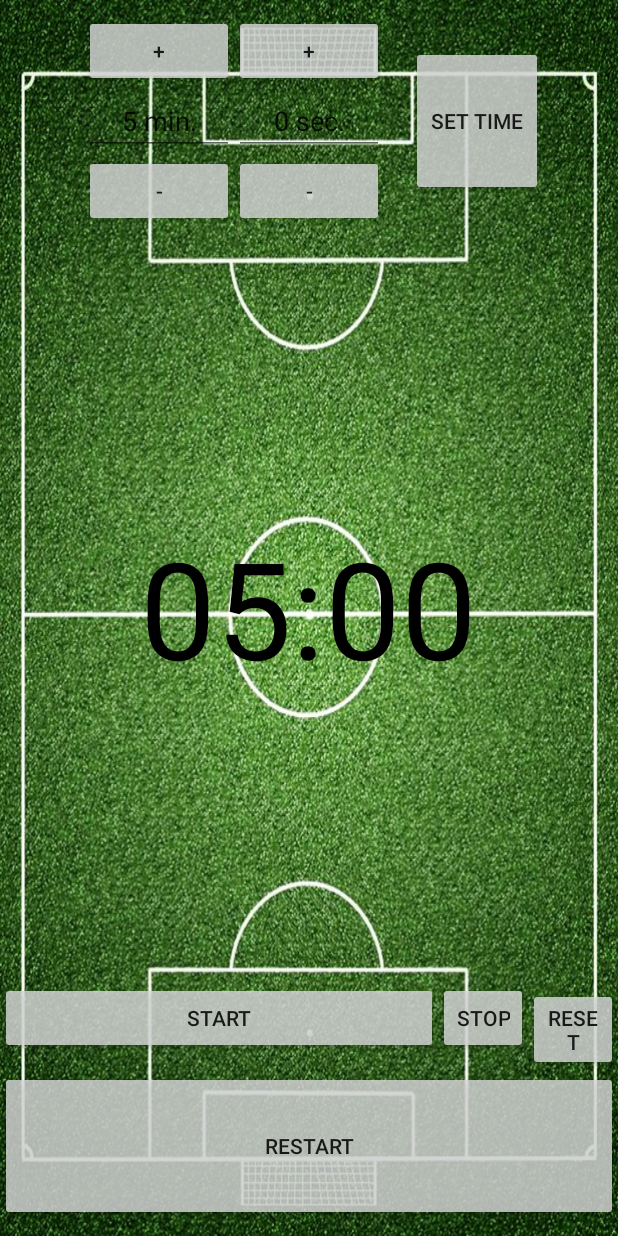
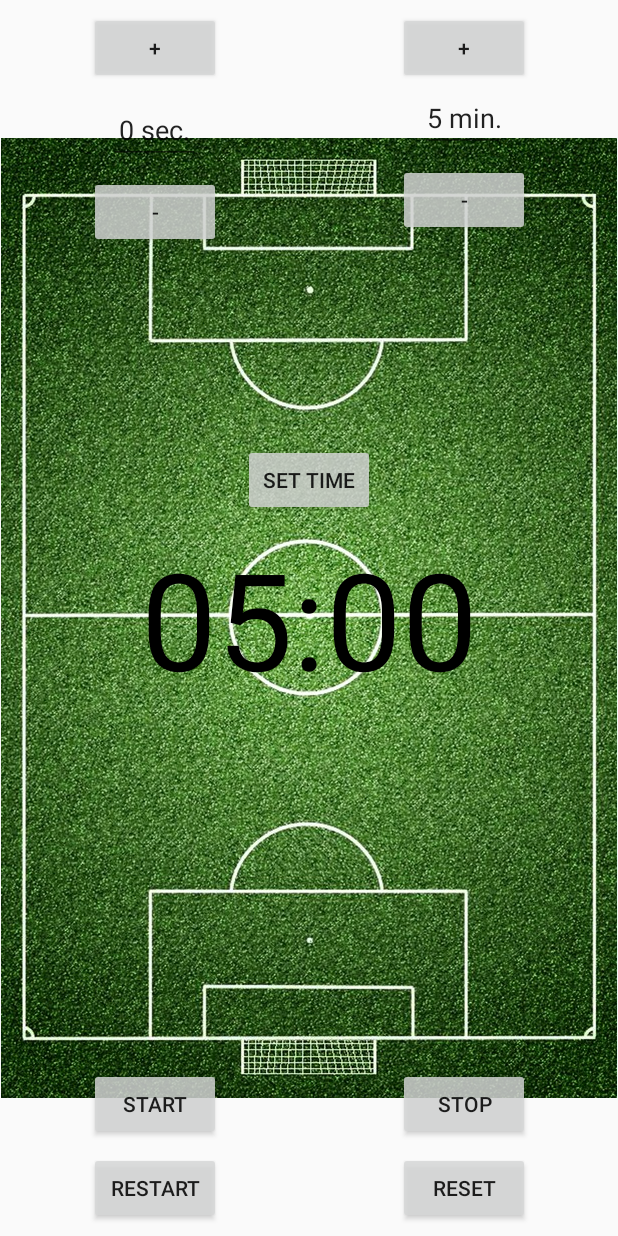
Before and after one commit to Frasprite/TimerCalcetto, an Android app: the screen it shows after launch (CalcettoTimerActivity), on a phone screen of 412 x 824 dp. Run offline under Robolectric (Android 15) with nearby library versions, the phone set to English and light mode, and no system bars.

Commit message:
Improved main UI xml components

```diff
--- a/app/src/main/res/layout/backup_main.xml
+++ /dev/null
@@ -1,152 +0,0 @@
-<?xml version="1.0" encoding="utf-8"?>
-<RelativeLayout xmlns:android="http://schemas.android.com/apk/res/android"
-    android:layout_width="match_parent"
-    android:layout_height="match_parent"
-    android:background="@drawable/campo" >
-
-    <Button
-        android:id="@+id/stopButton"
-        android:layout_width="60dp"
-        android:layout_height="wrap_content"
-        android:layout_above="@+id/restartButton"
-        android:layout_marginBottom="10dp"
-        android:layout_toLeftOf="@+id/reset_button"
-        android:text="@string/stop" />
-
-    <Button
-        android:id="@+id/restartButton"
-        android:layout_width="match_parent"
-        android:layout_height="100dp"
-        android:layout_alignParentBottom="true"
-        android:layout_centerHorizontal="true"
-        android:layout_marginBottom="10dp"
-        android:text="@string/restart" />
-
-    <Button
-        android:id="@+id/reset_button"
-        android:layout_width="60dp"
-        android:layout_height="wrap_content"
-        android:layout_alignRight="@+id/restartButton"
-        android:layout_marginBottom="10dp"
-        android:layout_above="@+id/restartButton"
-        android:text="@string/reset" />
-
-    <Button
-        android:id="@+id/start_button"
-        android:layout_width="wrap_content"
-        android:layout_height="wrap_content"
-        android:layout_alignLeft="@+id/restartButton"
-        android:layout_above="@+id/restartButton"
-        android:layout_marginBottom="10dp"
-        android:layout_toLeftOf="@+id/stopButton"
-        android:text="@string/start" />
-
-    <RelativeLayout
-        android:id="@+id/RelativeLayoutSceltaTempo"
-        android:layout_width="match_parent"
-        android:layout_height="wrap_content"
-        android:layout_alignParentLeft="true"
-        android:layout_alignParentTop="true"
-        android:layout_marginTop="10dp" >
-
-        <RelativeLayout
-            android:id="@+id/RelativeLayoutSceltaMinuti"
-            android:layout_width="100dp"
-            android:layout_height="wrap_content"
-            android:gravity="center_horizontal" >
-
-            <Button
-                android:id="@+id/piuButtonMin"
-                android:layout_width="match_parent"
-                android:layout_height="wrap_content"
-                android:text="@string/plus" />
-
-            <EditText
-                android:id="@+id/editTextMin"
-                android:layout_width="match_parent"
-                android:layout_height="wrap_content"
-                android:layout_below="@+id/piuButtonMin"
-                android:layout_centerHorizontal="true"
-                android:clickable="false"
-                android:cursorVisible="false"
-                android:focusable="false"
-                android:focusableInTouchMode="false"
-                android:gravity="center"
-                android:inputType="none|number" />
-
-            <Button
-                android:id="@+id/menoButtonMin"
-                android:layout_width="match_parent"
-                android:layout_height="wrap_content"
-                android:layout_below="@+id/editTextMin"
-                android:text="@string/minus" />
-        </RelativeLayout>
-
-        <RelativeLayout
-            android:id="@+id/RelativeLayoutSceltaSecondi"
-            android:layout_width="100dp"
-            android:layout_height="wrap_content"
-            android:layout_alignParentTop="true"
-            android:layout_centerHorizontal="true"
-            android:gravity="center_horizontal" >
-
-            <Button
-                android:id="@+id/piuButtonSec"
-                android:layout_width="match_parent"
-                android:layout_height="wrap_content"
-                android:text="@string/plus" />
-
-            <EditText
-                android:id="@+id/editTextSec"
-                android:layout_width="match_parent"
-                android:layout_height="wrap_content"
-                android:layout_below="@+id/piuButtonSec"
-                android:layout_centerHorizontal="true"
-                android:clickable="false"
-                android:cursorVisible="false"
-                android:focusable="false"
-                android:focusableInTouchMode="false"
-                android:gravity="center"
-                android:inputType="none|number" />
-
-            <Button
-                android:id="@+id/menoButtonSec"
-                android:layout_width="match_parent"
-                android:layout_height="wrap_content"
-                android:layout_below="@+id/editTextSec"
-                android:text="@string/minus" />
-        </RelativeLayout>
-
-        <Button
-            android:id="@+id/set_time_button"
-            android:layout_width="wrap_content"
-            android:layout_height="100dp"
-            android:layout_centerVertical="true"
-            android:layout_marginLeft="18dp"
-            android:layout_toRightOf="@+id/RelativeLayoutSceltaSecondi"
-            android:text="@string/set_time" />
-
-    </RelativeLayout>
-
-    <RelativeLayout
-        android:id="@+id/relativeLayout1"
-        android:layout_width="match_parent"
-        android:layout_height="match_parent"
-        android:layout_above="@+id/reset_button"
-        android:layout_alignParentLeft="true"
-        android:layout_below="@+id/RelativeLayoutSceltaTempo" >
-
-        <TextView
-            android:id="@+id/cronometroTextView"
-            android:layout_width="wrap_content"
-            android:layout_height="wrap_content"
-            android:layout_centerHorizontal="true"
-            android:layout_centerVertical="true"
-            android:text="@string/timer_zero"
-            android:textAppearance="?android:attr/textAppearanceLarge"
-            android:textColor="#FF000000"
-            android:textSize="90dp" />
-
-    </RelativeLayout>
-
-</RelativeLayout>
--- /dev/null
+++ b/app/src/main/res/layout/content_main.xml
@@ -0,0 +1,200 @@
+<?xml version="1.0" encoding="utf-8"?>
+<android.support.constraint.ConstraintLayout xmlns:android="http://schemas.android.com/apk/res/android"
+    xmlns:app="http://schemas.android.com/apk/res-auto"
+    android:layout_width="match_parent"
+    android:layout_height="match_parent"
+    android:keepScreenOn="true">
+
+    <Button
+        android:id="@+id/restartButton"
+        android:layout_width="wrap_content"
+        android:layout_height="wrap_content"
+        android:layout_marginStart="8dp"
+        android:layout_marginLeft="8dp"
+        android:layout_marginEnd="8dp"
+        android:layout_marginRight="8dp"
+        android:layout_marginBottom="8dp"
+        android:text="@string/restart"
+        app:layout_constraintBottom_toBottomOf="parent"
+        app:layout_constraintEnd_toStartOf="@+id/guideline"
+        app:layout_constraintStart_toStartOf="parent" />
+
+
+    <Button
+        android:id="@+id/piuButtonMin"
+        android:layout_width="wrap_content"
+        android:layout_height="wrap_content"
+        android:layout_marginStart="8dp"
+        android:layout_marginLeft="8dp"
+        android:layout_marginTop="8dp"
+        android:layout_marginEnd="8dp"
+        android:layout_marginRight="8dp"
+        android:text="@string/plus"
+        app:layout_constraintEnd_toEndOf="parent"
+        app:layout_constraintStart_toStartOf="@+id/guideline"
+        app:layout_constraintTop_toTopOf="parent" />
+
+    <EditText
+        android:id="@+id/editTextMin"
+        android:layout_width="wrap_content"
+        android:layout_height="wrap_content"
+        android:layout_marginStart="8dp"
+        android:layout_marginLeft="8dp"
+        android:layout_marginEnd="8dp"
+        android:layout_marginRight="8dp"
+        android:clickable="false"
+        android:cursorVisible="false"
+        android:focusable="false"
+        android:focusableInTouchMode="false"
+        android:gravity="center"
+        android:hint="@string/minutes_sample"
+        android:inputType="none|number"
+        app:layout_constraintEnd_toEndOf="parent"
+        app:layout_constraintStart_toStartOf="@+id/guideline"
+        app:layout_constraintTop_toBottomOf="@+id/piuButtonMin" />
+
+    <Button
+        android:id="@+id/menoButtonMin"
+        android:layout_width="wrap_content"
+        android:layout_height="wrap_content"
+        android:layout_marginStart="8dp"
+        android:layout_marginLeft="8dp"
+        android:layout_marginTop="8dp"
+        android:layout_marginEnd="8dp"
+        android:layout_marginRight="8dp"
+        android:text="@string/minus"
+        app:layout_constraintEnd_toEndOf="parent"
+        app:layout_constraintStart_toStartOf="@+id/guideline"
+        app:layout_constraintTop_toBottomOf="@+id/editTextMin" />
+
+
+    <Button
+        android:id="@+id/piuButtonSec"
+        android:layout_width="wrap_content"
+        android:layout_height="wrap_content"
+        android:layout_marginStart="8dp"
+        android:layout_marginLeft="8dp"
+        android:layout_marginTop="8dp"
+        android:layout_marginEnd="8dp"
+        android:layout_marginRight="8dp"
+        android:text="@string/plus"
+        app:layout_constraintEnd_toStartOf="@+id/guideline"
+        app:layout_constraintStart_toStartOf="parent"
+        app:layout_constraintTop_toTopOf="parent" />
+
+    <EditText
+        android:id="@+id/editTextSec"
+        android:layout_width="wrap_content"
+        android:layout_height="wrap_content"
+        android:layout_marginStart="8dp"
+        android:layout_marginLeft="8dp"
+        android:layout_marginTop="8dp"
+        android:layout_marginEnd="8dp"
+        android:layout_marginRight="8dp"
+        android:clickable="false"
+        android:cursorVisible="false"
+        android:focusable="false"
+        android:focusableInTouchMode="false"
+        android:gravity="center"
+        android:hint="@string/seconds_sample"
+        android:inputType="none|number"
+        app:layout_constraintEnd_toStartOf="@+id/guideline"
+        app:layout_constraintStart_toStartOf="parent"
+        app:layout_constraintTop_toBottomOf="@+id/piuButtonSec" />
+
+    <Button
+        android:id="@+id/menoButtonSec"
+        android:layout_width="wrap_content"
+        android:layout_height="wrap_content"
+        android:layout_marginStart="8dp"
+        android:layout_marginLeft="8dp"
+        android:layout_marginTop="8dp"
+        android:layout_marginEnd="8dp"
+        android:layout_marginRight="8dp"
+        android:text="@string/minus"
+        app:layout_constraintEnd_toStartOf="@+id/guideline"
+        app:layout_constraintStart_toStartOf="parent"
+        app:layout_constraintTop_toBottomOf="@+id/editTextSec" />
+
+
+    <Button
+        android:id="@+id/set_time_button"
+        android:layout_width="wrap_content"
+        android:layout_height="wrap_content"
+        android:layout_marginStart="8dp"
+        android:layout_marginLeft="8dp"
+        android:layout_marginEnd="8dp"
+        android:layout_marginRight="8dp"
+        android:layout_marginBottom="8dp"
+        android:text="@string/set_time"
+        app:layout_constraintBottom_toTopOf="@+id/cronometroTextView"
+        app:layout_constraintEnd_toEndOf="parent"
+        app:layout_constraintStart_toStartOf="parent" />
+
+
+    <TextView
+        android:id="@+id/cronometroTextView"
+        android:layout_width="wrap_content"
+        android:layout_height="wrap_content"
+        android:layout_marginTop="8dp"
+        android:layout_marginBottom="8dp"
+        android:text="@string/timer_zero"
+        android:textAppearance="?android:attr/textAppearanceLarge"
+        android:textColor="#FF000000"
+        android:textSize="90sp"
+        app:layout_constraintBottom_toBottomOf="parent"
+        app:layout_constraintEnd_toEndOf="parent"
+        app:layout_constraintStart_toStartOf="parent"
+        app:layout_constraintTop_toTopOf="parent" />
+
+
+    <Button
+        android:id="@+id/reset_button"
+        android:layout_width="wrap_content"
+        android:layout_height="wrap_content"
+        android:layout_marginStart="8dp"
+        android:layout_marginLeft="8dp"
+        android:layout_marginEnd="8dp"
+        android:layout_marginRight="8dp"
+        android:layout_marginBottom="8dp"
+        android:text="@string/reset"
+        app:layout_constraintBottom_toBottomOf="parent"
+        app:layout_constraintEnd_toEndOf="parent"
+        app:layout_constraintStart_toStartOf="@+id/guideline" />
+
+    <Button
+        android:id="@+id/stopButton"
+        android:layout_width="wrap_content"
+        android:layout_height="wrap_content"
+        android:layout_marginStart="8dp"
+        android:layout_marginLeft="8dp"
+        android:layout_marginEnd="8dp"
+        android:layout_marginRight="8dp"
+        android:layout_marginBottom="8dp"
+        android:text="@string/stop"
+        app:layout_constraintBottom_toTopOf="@+id/reset_button"
+        app:layout_constraintEnd_toEndOf="parent"
+        app:layout_constraintStart_toStartOf="@+id/guideline" />
+
+    <Button
+        android:id="@+id/start_button"
+        android:layout_width="wrap_content"
+        android:layout_height="wrap_content"
+        android:layout_marginStart="8dp"
+        android:layout_marginLeft="8dp"
+        android:layout_marginEnd="8dp"
+        android:layout_marginRight="8dp"
+        android:layout_marginBottom="8dp"
+        android:text="@string/start"
+        app:layout_constraintBottom_toTopOf="@+id/restartButton"
+        app:layout_constraintEnd_toStartOf="@+id/guideline"
+        app:layout_constraintStart_toStartOf="parent" />
+
+    <android.support.constraint.Guideline
+        android:id="@+id/guideline"
+        android:layout_width="wrap_content"
+        android:layout_height="wrap_content"
+        android:orientation="vertical"
+        app:layout_constraintGuide_percent="0.5" />
+
+</android.support.constraint.ConstraintLayout>
--- a/app/src/main/res/layout/main.xml
+++ b/app/src/main/res/layout/main.xml
@@ -1,152 +1,24 @@
 <?xml version="1.0" encoding="utf-8"?>
-<RelativeLayout xmlns:android="http://schemas.android.com/apk/res/android"
+<android.support.design.widget.CoordinatorLayout xmlns:android="http://schemas.android.com/apk/res/android"
+    xmlns:tools="http://schemas.android.com/tools"
     android:layout_width="match_parent"
     android:layout_height="match_parent"
-    android:background="@drawable/campo"
-    android:keepScreenOn="true" >
+    tools:context=".CalcettoTimerActivity">
 
-    <Button
-        android:id="@+id/restartButton"
+    <FrameLayout
         android:layout_width="match_parent"
-        android:layout_height="100dp"
-        android:layout_alignParentBottom="true"
-        android:layout_centerHorizontal="true"
-        android:layout_marginBottom="10dp"
-        android:text="@string/restart" />
+        android:layout_height="match_parent">
 
-    <RelativeLayout
-        android:id="@+id/RelativeLayoutSceltaTempo"
-        android:layout_width="match_parent"
-        android:layout_height="wrap_content"
-        android:layout_alignParentLeft="true"
-        android:layout_alignParentTop="true"
-        android:layout_marginTop="10dp" >
+        <ImageView
+            android:id="@+id/backgroundImageView"
+            android:layout_width="match_parent"
+            android:layout_height="match_parent"
+            android:contentDescription="@string/image_description"
+            android:scaleType="centerInside"
+            android:src="@drawable/campo" />
 
-        <RelativeLayout
-            android:id="@+id/RelativeLayoutSceltaMinuti"
-            android:layout_width="100dp"
-            android:layout_height="wrap_content"
-            android:gravity="center_horizontal"
-            android:layout_toLeftOf="@+id/RelativeLayoutSceltaSecondi" >
+        <include layout="@layout/content_main" />
 
-            <Button
-                android:id="@+id/piuButtonMin"
-                android:layout_width="match_parent"
-                android:layout_height="wrap_content"
-                android:text="@string/plus" />
+    </FrameLayout>
 
-            <EditText
-                android:id="@+id/editTextMin"
-                android:layout_width="match_parent"
-                android:layout_height="wrap_content"
-                android:layout_below="@+id/piuButtonMin"
-                android:layout_centerHorizontal="true"
-                android:clickable="false"
-                android:cursorVisible="false"
-                android:focusable="false"
-                android:focusableInTouchMode="false"
-                android:gravity="center"
-                android:inputType="none|number" />
-
-            <Button
-                android:id="@+id/menoButtonMin"
-                android:layout_width="match_parent"
-                android:layout_height="wrap_content"
-                android:layout_below="@+id/editTextMin"
-                android:text="@string/minus" />
-        </RelativeLayout>
-
-        <RelativeLayout
-            android:id="@+id/RelativeLayoutSceltaSecondi"
-            android:layout_width="100dp"
-            android:layout_height="wrap_content"
-            android:layout_alignParentTop="true"
-            android:layout_centerHorizontal="true"
-            android:gravity="center_horizontal" >
-
-            <Button
-                android:id="@+id/piuButtonSec"
-                android:layout_width="match_parent"
-                android:layout_height="wrap_content"
-                android:text="@string/plus" />
-
-            <EditText
-                android:id="@+id/editTextSec"
-                android:layout_width="match_parent"
-                android:layout_height="wrap_content"
-                android:layout_below="@+id/piuButtonSec"
-                android:layout_centerHorizontal="true"
-                android:clickable="false"
-                android:cursorVisible="false"
-                android:focusable="false"
-                android:focusableInTouchMode="false"
-                android:gravity="center"
-                android:inputType="none|number" />
-
-            <Button
-                android:id="@+id/menoButtonSec"
-                android:layout_width="match_parent"
-                android:layout_height="wrap_content"
-                android:layout_below="@+id/editTextSec"
-                android:text="@string/minus" />
-        </RelativeLayout>
-
-        <Button
-            android:id="@+id/set_time_button"
-            android:layout_width="wrap_content"
-            android:layout_height="100dp"
-            android:layout_centerVertical="true"
-            android:layout_marginLeft="18dp"
-            android:layout_toRightOf="@+id/RelativeLayoutSceltaSecondi"
-            android:text="@string/set_time" />
-    </RelativeLayout>
-
-    <RelativeLayout
-        android:id="@+id/RelativeLayoutCronometro"
-        android:layout_width="match_parent"
-        android:layout_height="wrap_content"
-        android:layout_above="@+id/reset_button"
-        android:layout_alignParentLeft="true"
-        android:layout_below="@+id/RelativeLayoutSceltaTempo" >
-
-        <TextView
-            android:id="@+id/cronometroTextView"
-            android:layout_width="wrap_content"
-            android:layout_height="wrap_content"
-            android:layout_centerHorizontal="true"
-            android:layout_centerVertical="true"
-            android:text="@string/timer_zero"
-            android:textAppearance="?android:attr/textAppearanceLarge"
-            android:textColor="#FF000000"
-            android:textSize="90dp" />
-
-    </RelativeLayout>
-
-    <Button
-        android:id="@+id/reset_button"
-        android:layout_width="60dp"
-        android:layout_height="wrap_content"
-        android:layout_above="@+id/restartButton"
-        android:layout_alignParentRight="true"
-        android:text="@string/reset" />
-
-    <Button
-        android:id="@+id/stopButton"
-        android:layout_width="60dp"
-        android:layout_height="wrap_content"
-        android:layout_alignBaseline="@+id/reset_button"
-        android:layout_alignBottom="@+id/reset_button"
-        android:layout_toLeftOf="@+id/reset_button"
-        android:text="@string/stop" />
-
-    <Button
-        android:id="@+id/start_button"
-        android:layout_width="wrap_content"
-        android:layout_height="wrap_content"
-        android:layout_alignBaseline="@+id/stopButton"
-        android:layout_alignBottom="@+id/stopButton"
-        android:layout_alignParentLeft="true"
-        android:layout_toLeftOf="@+id/stopButton"
-        android:text="@string/start" />
-
-</RelativeLayout>
+</android.support.design.widget.CoordinatorLayout>
--- a/app/src/main/res/values/strings.xml
+++ b/app/src/main/res/values/strings.xml
@@ -9,5 +9,8 @@
     <string name="timer_zero">00:00</string>
     <string name="plus">+</string>
     <string name="minus">-</string>
+    <string name="seconds_sample">45 sec</string>
+    <string name="minutes_sample">6 min</string>
+    <string name="image_description">Background image</string>
 
 </resources>
```
